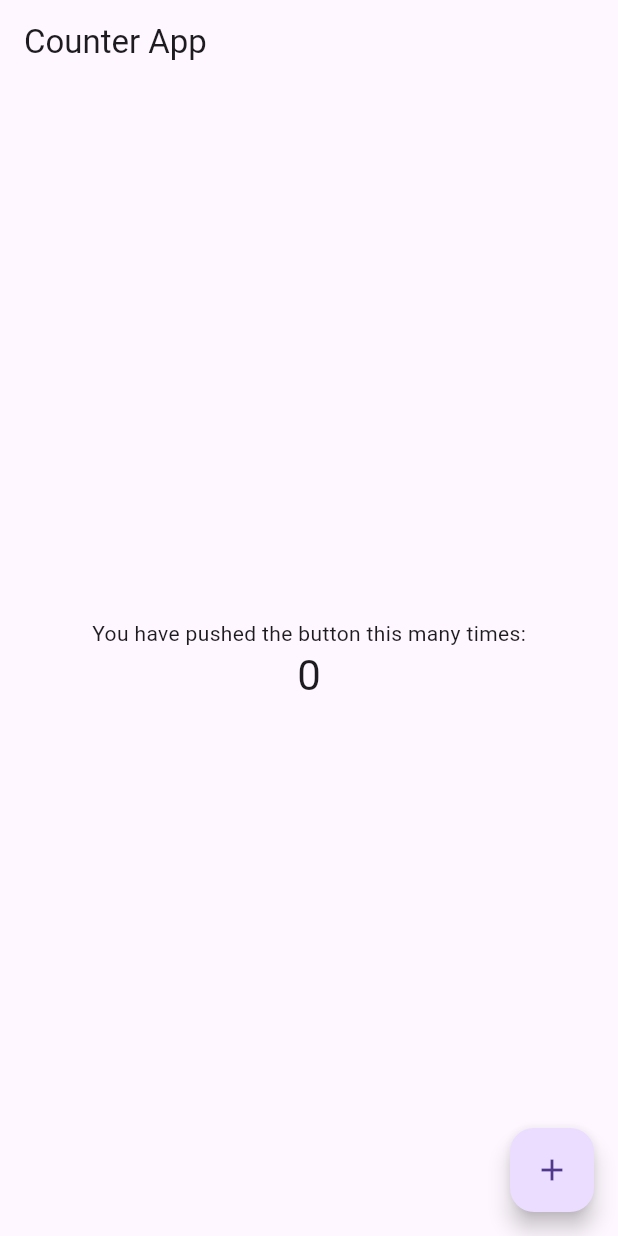
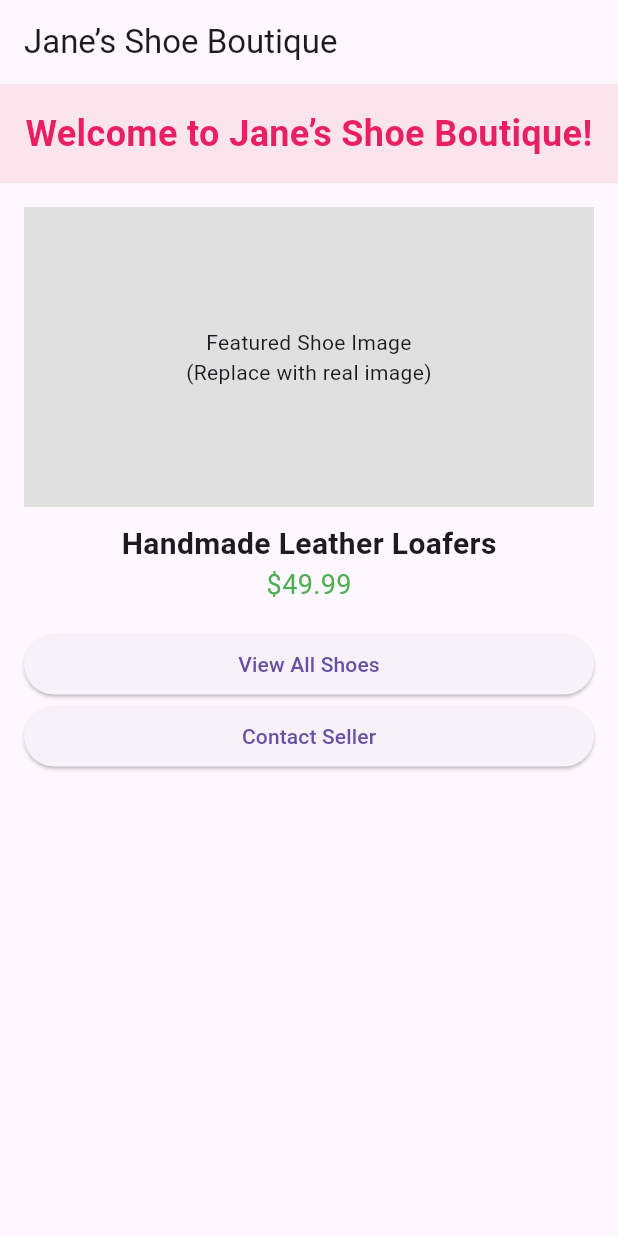
Before and after one commit to toshtosh08/mobile_app_flutter, a Flutter app: the screen it shows after launch, on a phone screen of 412 x 824 dp. Run offline on Flutter 3.47's test engine with Material 3 defaults, Android fonts, the phone set to English and light mode, and no system bars.

Commit message:
first commit

```diff
--- a/lib/main.dart
+++ b/lib/main.dart
@@ -1,65 +1,147 @@
 import 'package:flutter/material.dart';
 
 void main() {
-  runApp(const MyApp());
+  runApp(const ShoeBoutiqueApp());
 }
 
-class MyApp extends StatelessWidget {
-  const MyApp({super.key});
+class ShoeBoutiqueApp extends StatelessWidget {
+  const ShoeBoutiqueApp({super.key});
 
   @override
   Widget build(BuildContext context) {
     return MaterialApp(
-      title: 'Counter App',
+      title: 'Jane’s Shoe Boutique',
       theme: ThemeData(
-        primarySwatch: Colors.blue,
+        primarySwatch: Colors.pink,
       ),
-      home: const CounterPage(),
+      home: const HomePage(),
     );
   }
 }
 
-class CounterPage extends StatefulWidget {
-  const CounterPage({super.key});
-
-  @override
-  State<CounterPage> createState() => _CounterPageState();
-}
-
-class _CounterPageState extends State<CounterPage> {
-  int _counter = 0;
-
-  void _incrementCounter() {
-    setState(() {
-      _counter++;
-    });
-  }
+class HomePage extends StatelessWidget {
+  const HomePage({super.key});
 
   @override
   Widget build(BuildContext context) {
     return Scaffold(
       appBar: AppBar(
-        title: const Text('Counter App'),
+        title: const Text('Jane’s Shoe Boutique'),
       ),
-      body: Center(
+      body: SingleChildScrollView(
         child: Column(
-          mainAxisAlignment: MainAxisAlignment.center,
-          children: <Widget>[
-            const Text(
-              'You have pushed the button this many times:',
+          crossAxisAlignment: CrossAxisAlignment.stretch,
+          children: [
+            // Welcome Section
+            Container(
+              padding: const EdgeInsets.all(16.0),
+              color: Colors.pink[50],
+              child: const Text(
+                'Welcome to Jane’s Shoe Boutique!',
+                style: TextStyle(
+                  fontSize: 24,
+                  fontWeight: FontWeight.bold,
+                  color: Colors.pink,
+                ),
+                textAlign: TextAlign.center,
+              ),
             ),
-            Text(
-              '$_counter',
-              style: Theme.of(context).textTheme.headlineMedium,
+            // Featured Shoe Section
+            Padding(
+              padding: const EdgeInsets.all(16.0),
+              child: Column(
+                children: [
+                  Container(
+                    height: 200,
+                    width: double.infinity,
+                    color: Colors.grey[300],
+                    child: const Center(
+                      child: Text(
+                        'Featured Shoe Image\n(Replace with real image)',
+                        textAlign: TextAlign.center,
+                      ),
+                    ),
+                  ),
+                  const SizedBox(height: 10),
+                  const Text(
+                    'Handmade Leather Loafers',
+                    style: TextStyle(fontSize: 20, fontWeight: FontWeight.bold),
+                  ),
+                  const Text(
+                    '\$49.99',
+                    style: TextStyle(fontSize: 18, color: Colors.green),
+                  ),
+                ],
+              ),
             ),
+            // Navigate to Catalog Button
+            Padding(
+              padding: const EdgeInsets.symmetric(horizontal: 16.0),
+              child: ElevatedButton(
+                onPressed: () {
+                  Navigator.push(
+                    context,
+                    MaterialPageRoute(builder: (context) => const CatalogPage()),
+                  );
+                },
+                child: const Text('View All Shoes'),
+              ),
+            ),
+            // Contact Button
+            Padding(
+              padding: const EdgeInsets.symmetric(horizontal: 16.0),
+              child: ElevatedButton(
+                onPressed: () {
+                  ScaffoldMessenger.of(context).showSnackBar(
+                    const SnackBar(content: Text('Contact Jane at: jane@shoeboutique.com')),
+                  );
+                },
+                child: const Text('Contact Seller'),
+              ),
+            ),
+            const SizedBox(height: 20),
           ],
         ),
-      ),
-      floatingActionButton: FloatingActionButton(
-        onPressed: _incrementCounter,
-        tooltip: 'Increment',
-        child: const Icon(Icons.add),
       ),
     );
   }
 }
+
+// New Catalog Page
+class CatalogPage extends StatelessWidget {
+  const CatalogPage({super.key});
+
+  // Sample shoe data (replace with real data later)
+  final List<Map<String, dynamic>> shoes = const [
+    {'name': 'Leather Loafers', 'price': '\$49.99'},
+    {'name': 'Suede Sneakers', 'price': '\$39.99'},
+    {'name': 'Canvas Flats', 'price': '\$29.99'},
+  ];
+
+  @override
+  Widget build(BuildContext context) {
+    return Scaffold(
+      appBar: AppBar(
+        title: const Text('Shoe Catalog'),
+      ),
+      body: ListView.builder(
+        itemCount: shoes.length,
+        itemBuilder: (context, index) {
+          return Card(
+            margin: const EdgeInsets.symmetric(vertical: 8.0, horizontal: 16.0),
+            child: ListTile(
+              leading: Container(
+                width: 50,
+                height: 50,
+                color: Colors.grey[300],
+                child: const Center(child: Text('Shoe Img')),
+              ),
+              title: Text(shoes[index]['name']),
+              subtitle: Text(shoes[index]['price'], style: const TextStyle(color: Colors.green)),
+            ),
+          );
+        },
+      ),
+    );
+  }
+}
```
Also changed, not shown: 1 other file.
